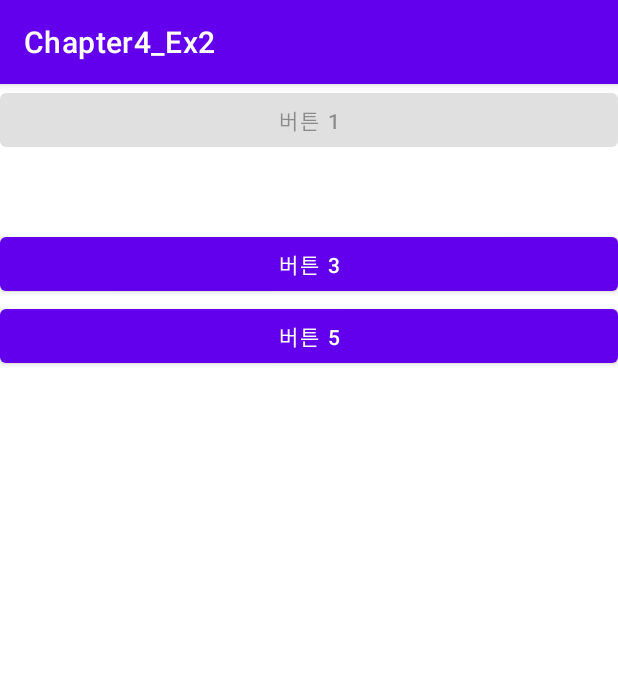
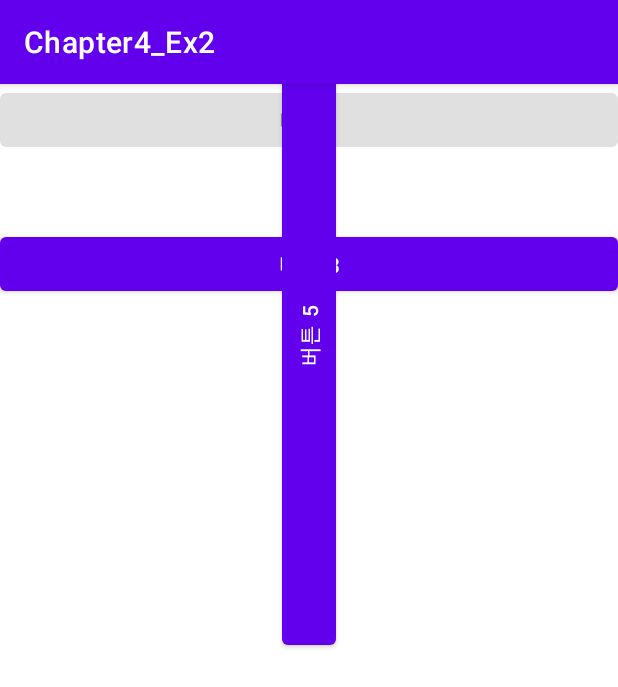
Before and after one commit to won-hyw/Chapter4_Ex2, an Android app: the screen it shows after launch (MainActivity), on a phone screen of 412 x 824 dp. Shown: the top 687 px of the screen. Run offline under Robolectric (Android 15) with nearby library versions, the phone set to English and light mode, and no system bars.

```diff
--- a/app/src/main/res/layout/activity_main.xml
+++ b/app/src/main/res/layout/activity_main.xml
@@ -30,5 +30,6 @@
         android:layout_width="match_parent"
         android:layout_height="wrap_content"
         android:clickable="false"
+        android:rotation="270"
         android:text="@string/btn5"/>
 </LinearLayout>
```
